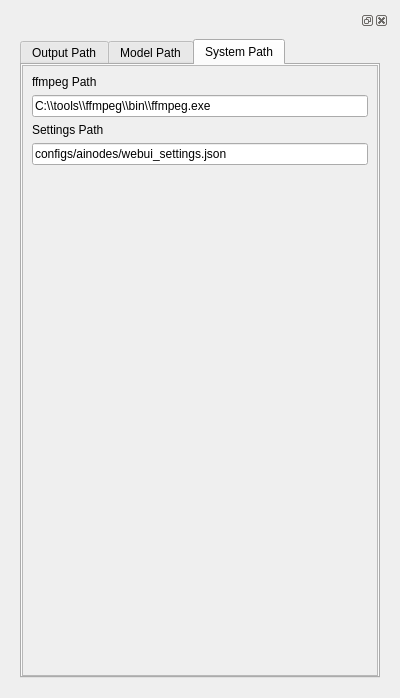
The window that frontend/ui_widgets/path_config.ui (XmYx/ainodes-pyside) describes before a commit, drawn with Qt 5.
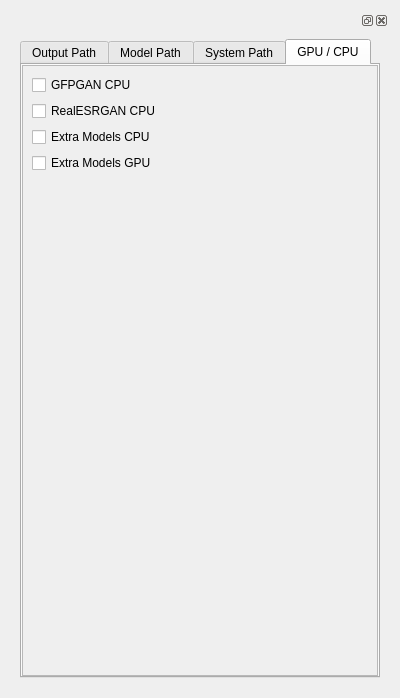
The same window after the commit.

```diff
--- a/frontend/ui_widgets/path_config.ui
+++ b/frontend/ui_widgets/path_config.ui
@@ -13,15 +13,15 @@
   <property name="windowTitle">
    <string>Form</string>
   </property>
-  <layout class="QVBoxLayout" name="verticalLayout_8">
+  <layout class="QVBoxLayout" name="verticalLayout_9">
    <item>
     <widget class="QDockWidget" name="dockWidget">
      <widget class="QWidget" name="dockWidgetContents">
-      <layout class="QVBoxLayout" name="verticalLayout_5">
+      <layout class="QVBoxLayout" name="verticalLayout_8">
        <item>
         <widget class="QTabWidget" name="tabWidget">
          <property name="currentIndex">
-          <number>2</number>
+          <number>3</number>
          </property>
          <widget class="QWidget" name="outputPath">
           <attribute name="title">
@@ -424,6 +424,85 @@
            </item>
           </layout>
          </widget>
+         <widget class="QWidget" name="CPUGPU">
+          <attribute name="title">
+           <string>GPU / CPU</string>
+          </attribute>
+          <layout class="QVBoxLayout" name="verticalLayout_5">
+           <property name="leftMargin">
+            <number>0</number>
+           </property>
+           <property name="topMargin">
+            <number>0</number>
+           </property>
+           <property name="rightMargin">
+            <number>0</number>
+           </property>
+           <property name="bottomMargin">
+            <number>0</number>
+           </property>
+           <item>
+            <widget class="QScrollArea" name="scrollArea_4">
+             <property name="widgetResizable">
+              <bool>true</bool>
+             </property>
+             <widget class="QWidget" name="scrollAreaWidgetContents_4">
+              <property name="geometry">
+               <rect>
+                <x>0</x>
+                <y>0</y>
+                <width>356</width>
+                <height>607</height>
+               </rect>
+              </property>
+              <layout class="QVBoxLayout" name="verticalLayout_10">
+               <item>
+                <widget class="QCheckBox" name="gfpganCpu">
+                 <property name="text">
+                  <string>GFPGAN CPU</string>
+                 </property>
+                </widget>
+               </item>
+               <item>
+                <widget class="QCheckBox" name="realesrganCpu">
+                 <property name="text">
+                  <string>RealESRGAN CPU</string>
+                 </property>
+                </widget>
+               </item>
+               <item>
+                <widget class="QCheckBox" name="extraModelsCpu">
+                 <property name="text">
+                  <string>Extra Models CPU</string>
+                 </property>
+                </widget>
+               </item>
+               <item>
+                <widget class="QCheckBox" name="extraModelsGpu">
+                 <property name="text">
+                  <string>Extra Models GPU</string>
+                 </property>
+                </widget>
+               </item>
+               <item>
+                <spacer name="verticalSpacer_4">
+                 <property name="orientation">
+                  <enum>Qt::Vertical</enum>
+                 </property>
+                 <property name="sizeHint" stdset="0">
+                  <size>
+                   <width>20</width>
+                   <height>40</height>
+                  </size>
+                 </property>
+                </spacer>
+               </item>
+              </layout>
+             </widget>
+            </widget>
+           </item>
+          </layout>
+         </widget>
         </widget>
        </item>
       </layout>
```
Left out of the diff: 48 changed lines with no effect on the pictures.
